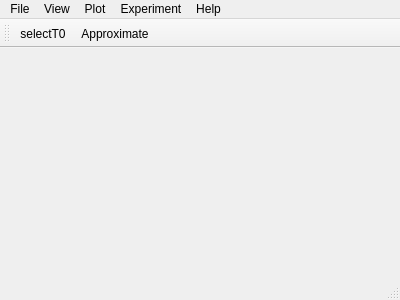
First picture: the form in src/client/mainwindow.ui, repository uazure/qLab, before the edit.
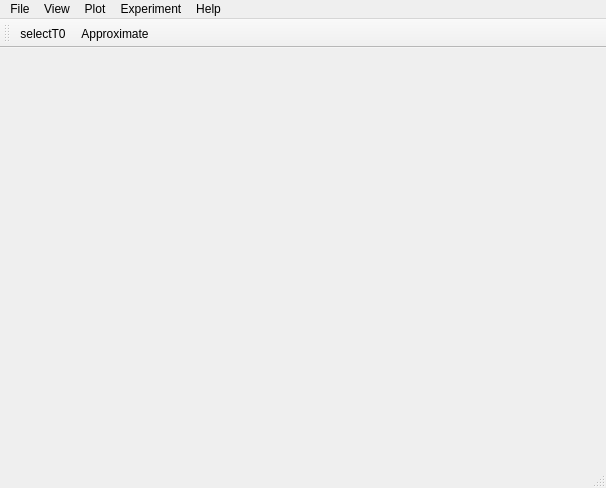
Second picture: the form after the edit.

What changed in the file:
```diff
--- a/src/client/mainwindow.ui
+++ b/src/client/mainwindow.ui
@@ -6,8 +6,8 @@
    <rect>
     <x>0</x>
     <y>0</y>
-    <width>400</width>
-    <height>300</height>
+    <width>606</width>
+    <height>488</height>
    </rect>
   </property>
   <property name="windowTitle">
@@ -25,8 +25,8 @@
     <rect>
      <x>0</x>
      <y>0</y>
-     <width>400</width>
-     <height>24</height>
+     <width>606</width>
+     <height>23</height>
     </rect>
    </property>
    <widget class="QMenu" name="menuFile">
```
